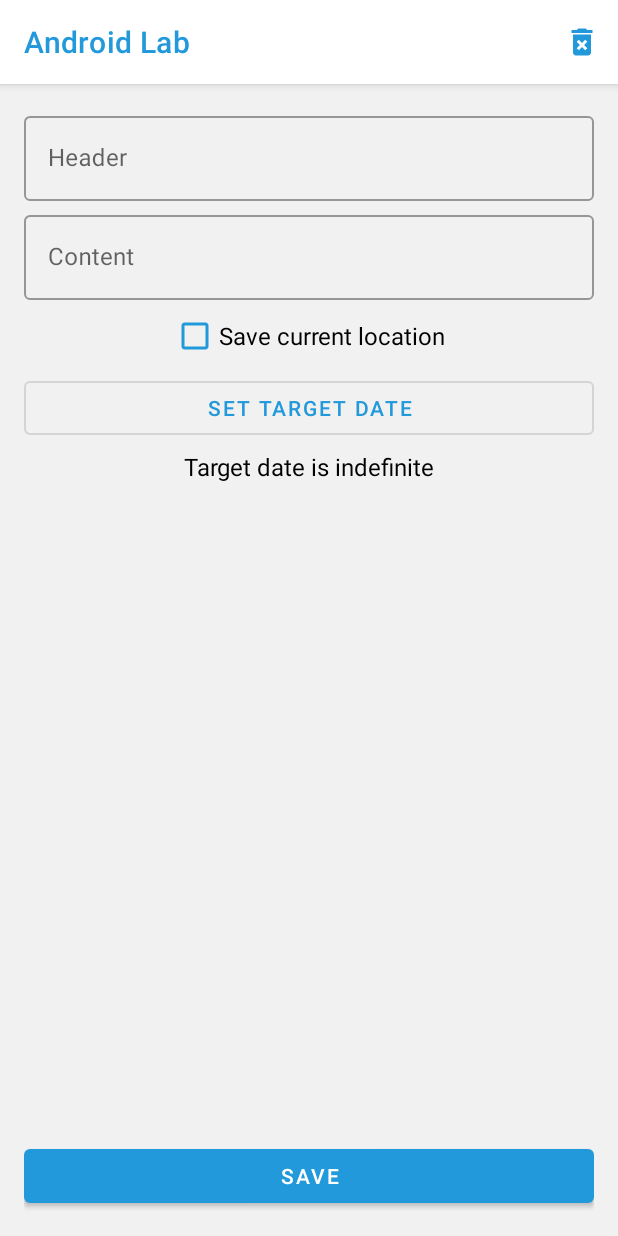
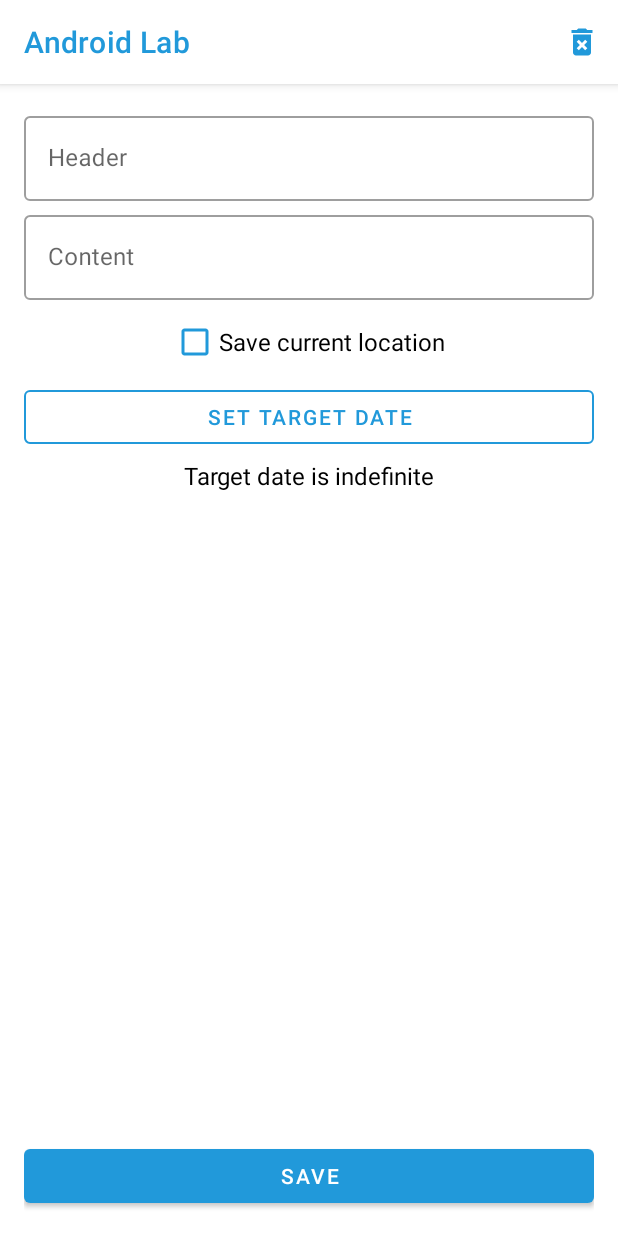
Before and after one commit to Senex-x/android-course-2, an Android app: the AddEditFragment screen opened through its navigation route, on a phone screen of 412 x 824 dp. Run offline under Robolectric (Android 15) with nearby library versions, the phone set to English and light mode, and no system bars; our stand-ins replace Room's generated code; libraries missing offline, so code that uses them is left out: io.github.serpro69.kfaker.

Commit message:
Change background colors

```diff
--- a/app/src/main/res/layout/activity_main.xml
+++ b/app/src/main/res/layout/activity_main.xml
@@ -23,7 +23,6 @@
         android:name="androidx.navigation.fragment.NavHostFragment"
         android:layout_width="match_parent"
         android:layout_height="match_parent"
-        android:background="@color/gray"
         app:defaultNavHost="true"
         app:layout_constraintBaseline_toBottomOf="parent"
         app:layout_constraintBottom_toBottomOf="parent"
--- a/app/src/main/res/layout/fragment_add_edit.xml
+++ b/app/src/main/res/layout/fragment_add_edit.xml
@@ -1,7 +1,9 @@
 <?xml version="1.0" encoding="utf-8"?>
 <LinearLayout xmlns:android="http://schemas.android.com/apk/res/android"
+    xmlns:app="http://schemas.android.com/apk/res-auto"
     android:layout_width="match_parent"
     android:layout_height="match_parent"
+    android:background="@android:color/background_light"
     android:orientation="vertical"
     android:padding="@dimen/size_double">
 
@@ -45,6 +47,7 @@
                 android:layout_width="wrap_content"
                 android:layout_height="wrap_content"
                 android:layout_gravity="center_horizontal"
+                android:layout_marginTop="@dimen/size_small"
                 android:buttonTint="@color/primary"
                 android:text="@string/title_save_current_location"
                 android:textSize="@dimen/text_size_default" />
@@ -54,7 +57,9 @@
                 style="@style/Widget.MaterialComponents.Button.OutlinedButton"
                 android:layout_width="match_parent"
                 android:layout_height="wrap_content"
-                android:text="@string/title_set_target_date" />
+                android:layout_marginTop="2dp"
+                android:text="@string/title_set_target_date"
+                app:strokeColor="@color/primary" />
 
             <TextView
                 android:id="@+id/targetDate"
--- a/app/src/main/res/layout/fragment_list.xml
+++ b/app/src/main/res/layout/fragment_list.xml
@@ -1,6 +1,7 @@
 <?xml version="1.0" encoding="utf-8"?>
 <androidx.constraintlayout.widget.ConstraintLayout xmlns:android="http://schemas.android.com/apk/res/android"
     xmlns:app="http://schemas.android.com/apk/res-auto"
+    android:background="@color/gray"
     android:layout_width="match_parent"
     android:layout_height="match_parent"
     xmlns:tools="http://schemas.android.com/tools">
```
